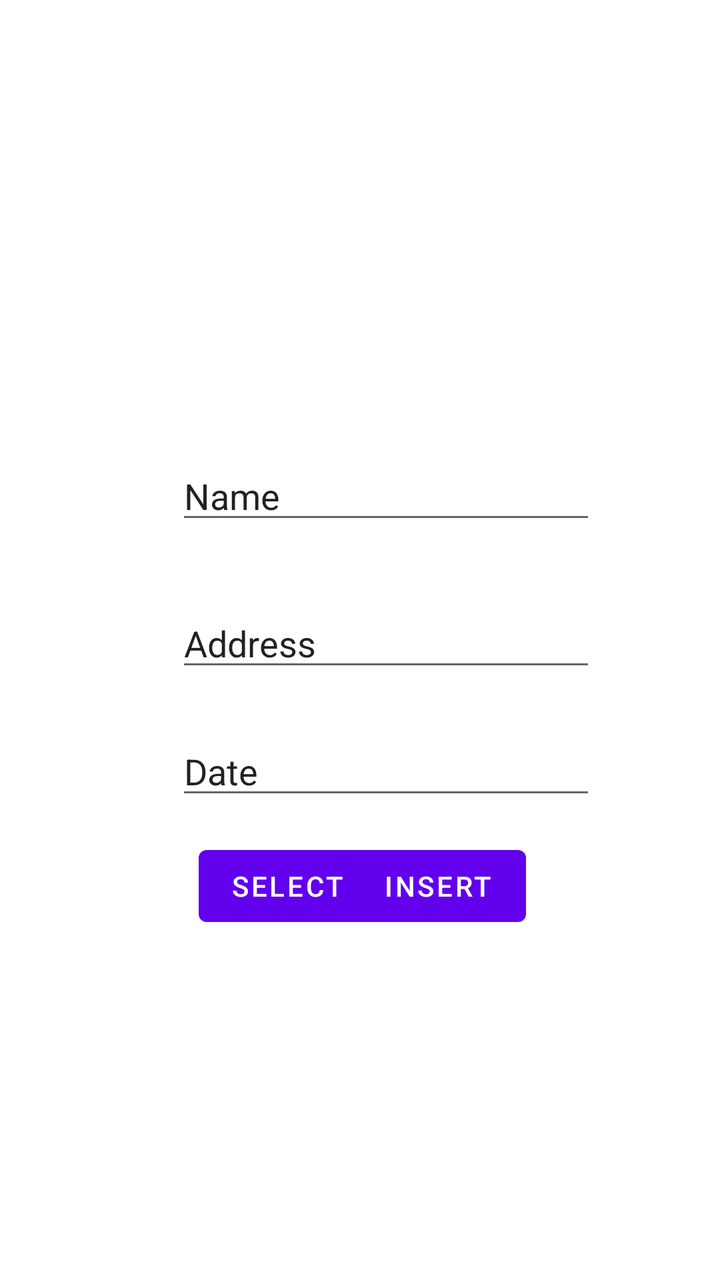
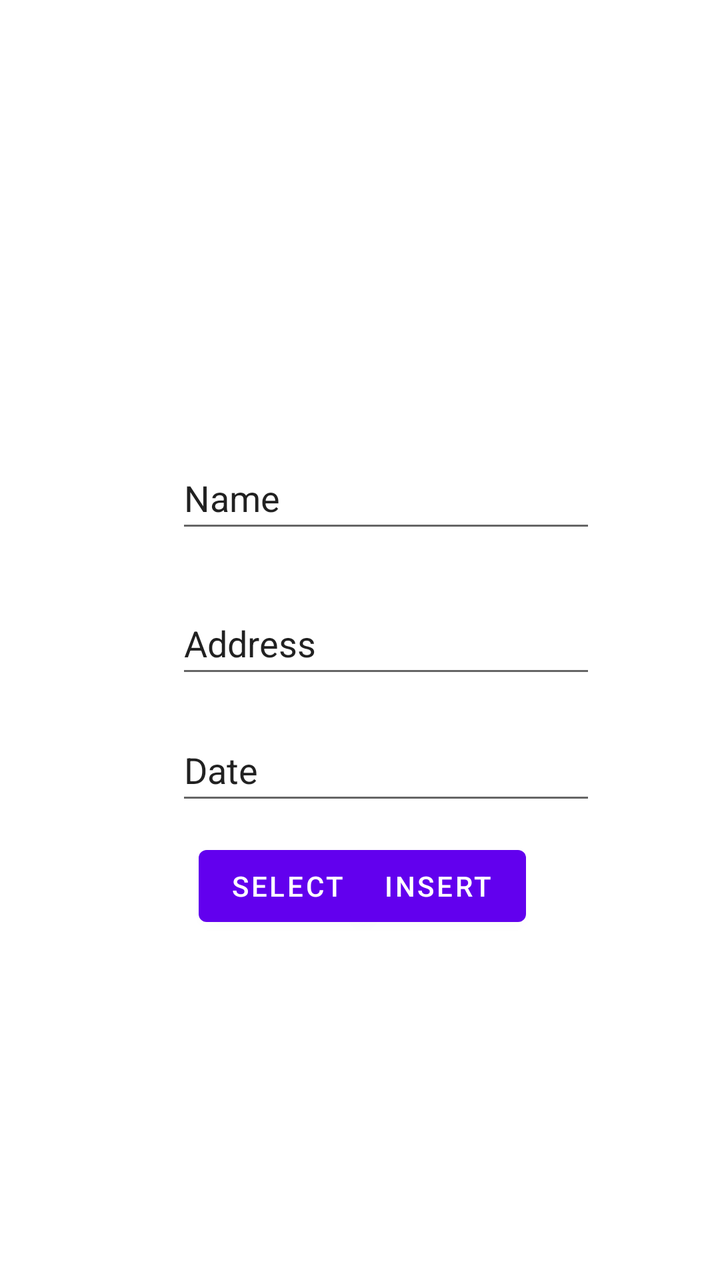

Screens rendered from an Android XML layout before and after an edit, with the pre-edit source and the edit as a unified diff.
<!-- AndroidManifest.xml: application theme Theme.InternetCall -->
<!-- res/layout/activity_main2.xml -->
<?xml version="1.0" encoding="utf-8"?>
<androidx.constraintlayout.widget.ConstraintLayout xmlns:android="http://schemas.android.com/apk/res/android"
    xmlns:app="http://schemas.android.com/apk/res-auto"
    xmlns:tools="http://schemas.android.com/tools"
    android:layout_width="match_parent"
    android:layout_height="match_parent"
    tools:context=".activities.DBActivity">

    <EditText
        android:id="@+id/editAddress"
        android:layout_width="wrap_content"
        android:layout_height="wrap_content"
        android:ems="10"
        android:inputType="textPersonName"
        android:text="Address"
        app:layout_constraintBottom_toBottomOf="parent"
        app:layout_constraintEnd_toEndOf="parent"
        app:layout_constraintHorizontal_bias="0.587"
        app:layout_constraintStart_toStartOf="parent"
        app:layout_constraintTop_toTopOf="parent" />

    <EditText
        android:id="@+id/editAge"
        android:layout_width="wrap_content"
        android:layout_height="wrap_content"
        android:ems="10"
        android:inputType="textPersonName"
        android:text="Date"
        app:layout_constraintBottom_toBottomOf="parent"
        app:layout_constraintEnd_toEndOf="parent"
        app:layout_constraintHorizontal_bias="0.587"
        app:layout_constraintStart_toStartOf="parent"
        app:layout_constraintTop_toTopOf="parent"
        app:layout_constraintVertical_bias="0.607" />

    <Button
        android:id="@+id/btnSelect"
        android:layout_width="wrap_content"
        android:layout_height="wrap_content"
        android:text="Select"
        app:layout_constraintBottom_toBottomOf="parent"
        app:layout_constraintEnd_toEndOf="parent"
        app:layout_constraintHorizontal_bias="0.367"
        app:layout_constraintStart_toStartOf="parent"
        app:layout_constraintTop_toTopOf="parent"
        app:layout_constraintVertical_bias="0.708" />

    <Button
        android:id="@+id/btnInsert"
        android:layout_width="wrap_content"
        android:layout_height="wrap_content"
        android:text="Insert"
        app:layout_constraintBottom_toBottomOf="parent"
        app:layout_constraintEnd_toEndOf="parent"
        app:layout_constraintHorizontal_bias="0.643"
        app:layout_constraintStart_toStartOf="parent"
        app:layout_constraintTop_toTopOf="parent"
        app:layout_constraintVertical_bias="0.708" />

    <EditText
        android:id="@+id/editName"
        android:layout_width="wrap_content"
        android:layout_height="wrap_content"
        android:ems="10"
        android:inputType="textPersonName"
        android:text="Name"
        app:layout_constraintBottom_toBottomOf="parent"
        app:layout_constraintEnd_toEndOf="parent"
        app:layout_constraintHorizontal_bias="0.587"
        app:layout_constraintStart_toStartOf="parent"
        app:layout_constraintTop_toTopOf="parent"
        app:layout_constraintVertical_bias="0.377" />

</androidx.constraintlayout.widget.ConstraintLayout>
<!-- resources referenced by this layout -->
<resources>
  <style name="Theme.InternetCall" parent="Theme.MaterialComponents.DayNight.DarkActionBar">
          
          <item name="colorPrimary">@color/purple_500</item>
          <item name="colorPrimaryVariant">@color/purple_700</item>
          <item name="colorOnPrimary">@color/white</item>
          
          <item name="colorSecondary">@color/teal_200</item>
          <item name="colorSecondaryVariant">@color/teal_700</item>
          <item name="colorOnSecondary">@color/black</item>
          
          <item name="android:statusBarColor" tools:targetApi="l">?attr/colorPrimaryVariant</item>
          
      </style>
  <color name="purple_500">#FF6200EE</color>
  <color name="purple_700">#FF3700B3</color>
  <color name="white">#FFFFFFFF</color>
  <color name="teal_200">#FF03DAC5</color>
  <color name="teal_700">#FF018786</color>
  <color name="black">#FF000000</color>
</resources>

<!-- the commit's change to res/layout/activity_main2.xml (unified diff, before → after) -->
@@ -12,6 +12,7 @@
         android:layout_height="wrap_content"
         android:ems="10"
         android:inputType="textPersonName"
+        android:minHeight="48dp"
         android:text="Address"
         app:layout_constraintBottom_toBottomOf="parent"
         app:layout_constraintEnd_toEndOf="parent"
@@ -25,6 +26,7 @@
         android:layout_height="wrap_content"
         android:ems="10"
         android:inputType="textPersonName"
+        android:minHeight="48dp"
         android:text="Date"
         app:layout_constraintBottom_toBottomOf="parent"
         app:layout_constraintEnd_toEndOf="parent"
@@ -63,6 +65,7 @@
         android:layout_height="wrap_content"
         android:ems="10"
         android:inputType="textPersonName"
+        android:minHeight="48dp"
         android:text="Name"
         app:layout_constraintBottom_toBottomOf="parent"
         app:layout_constraintEnd_toEndOf="parent"
